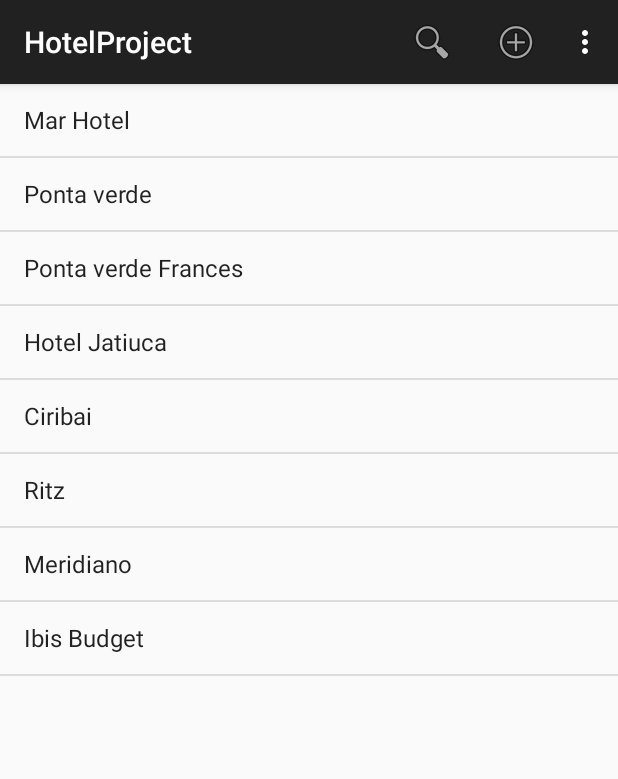
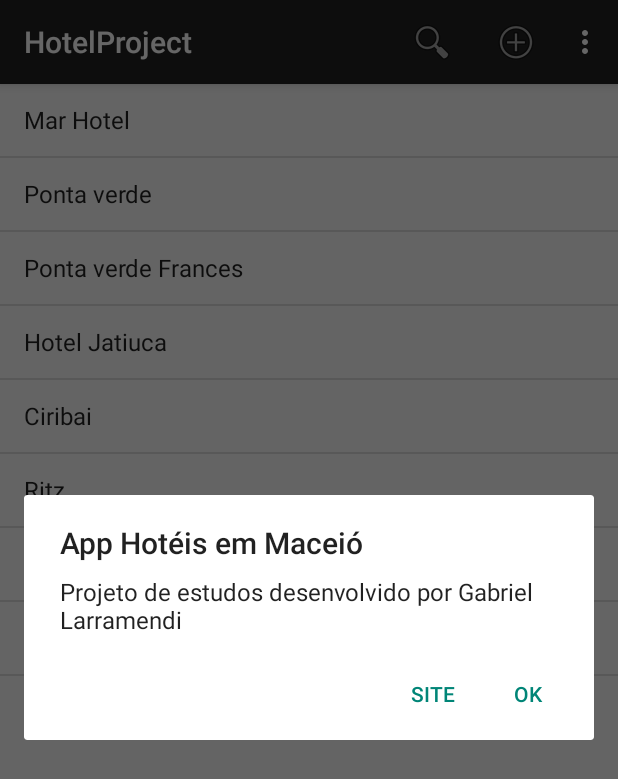
Before and after one commit to GabrielLarramendi/HotelProjectKotlin, an Android app: the screen it shows after launch (MainActivity), in the options menu, after a tap on "Info", on a phone screen of 412 x 824 dp. Shown: the top 779 px of the screen. Run offline under Robolectric (Android 15) with nearby library versions, the phone set to English and light mode, and no system bars.

Commit message:
Adding Alert Dialog

```diff
--- a/app/src/main/java/dominando/android/hotelproject/activities/MainActivity.kt
+++ b/app/src/main/java/dominando/android/hotelproject/activities/MainActivity.kt
@@ -8,6 +8,7 @@ import android.view.MenuItem
 import androidx.appcompat.widget.SearchView
 
 import dominando.android.hotelproject.R
+import dominando.android.hotelproject.fragments.AboutDialogFragment
 import dominando.android.hotelproject.fragments.HotelDetailsFragment
 import dominando.android.hotelproject.fragments.HotelListFragment
 import dominando.android.hotelproject.model.Hotel
@@ -72,6 +73,9 @@ class MainActivity : AppCompatActivity(),
     }
 
     override fun onOptionsItemSelected(item: MenuItem): Boolean {
+        when (item?.itemId) {
+            R.id.action_info -> AboutDialogFragment().show(supportFragmentManager, "sobre")
+        }
         return super.onOptionsItemSelected(item)
     }
 
--- /dev/null
+++ b/app/src/main/java/dominando/android/hotelproject/fragments/AboutDialogFragment.kt
@@ -0,0 +1,28 @@
+package dominando.android.hotelproject.fragments
+
+import android.app.AlertDialog
+import android.app.Dialog
+import android.content.DialogInterface
+import android.content.Intent
+import android.net.Uri
+import android.os.Bundle
+import androidx.fragment.app.DialogFragment
+import dominando.android.hotelproject.R
+
+class AboutDialogFragment : DialogFragment() {
+    override fun onCreateDialog(savedInstanceState: Bundle?): Dialog {
+        val listener = DialogInterface.OnClickListener { _, i ->
+            if (i == DialogInterface.BUTTON_NEGATIVE) {
+                val intent = Intent(Intent.ACTION_VIEW, Uri.parse("http://google.com"))
+                startActivity(intent)
+            }
+        }
+
+        return AlertDialog.Builder(requireContext())
+            .setTitle(R.string.about_title)
+            .setMessage(R.string.about_message)
+            .setPositiveButton(android.R.string.ok, null)
+            .setNegativeButton(R.string.about_button_site, listener)
+            .create()
+    }
+}
--- a/app/src/main/res/values/strings.xml
+++ b/app/src/main/res/values/strings.xml
@@ -7,5 +7,8 @@
     <string name="action_new_hotel">Novo Hotel</string>
     <string name="action_info">Info</string>
     <string name="hint_search">Procurar por Hotel</string>
+    <string name="about_title">App Hotéis em Maceió</string>
+    <string name="about_message">Projeto de estudos desenvolvido por Gabriel Larramendi</string>
+    <string name="about_button_site">Site</string>
 
 </resources>
```
